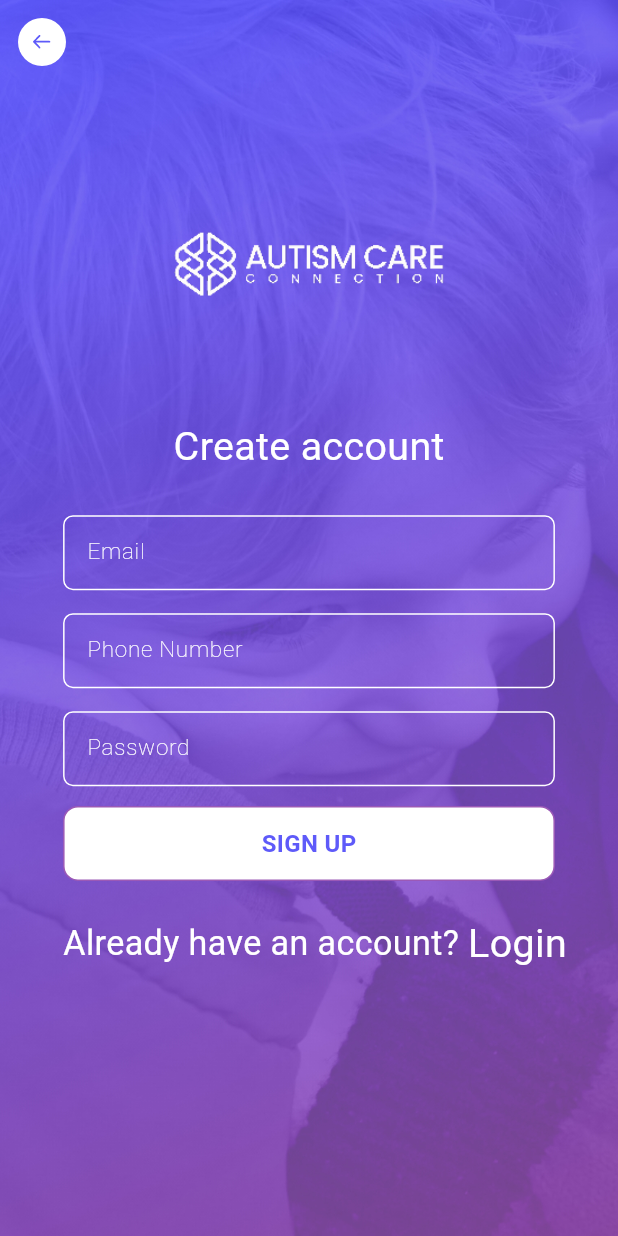
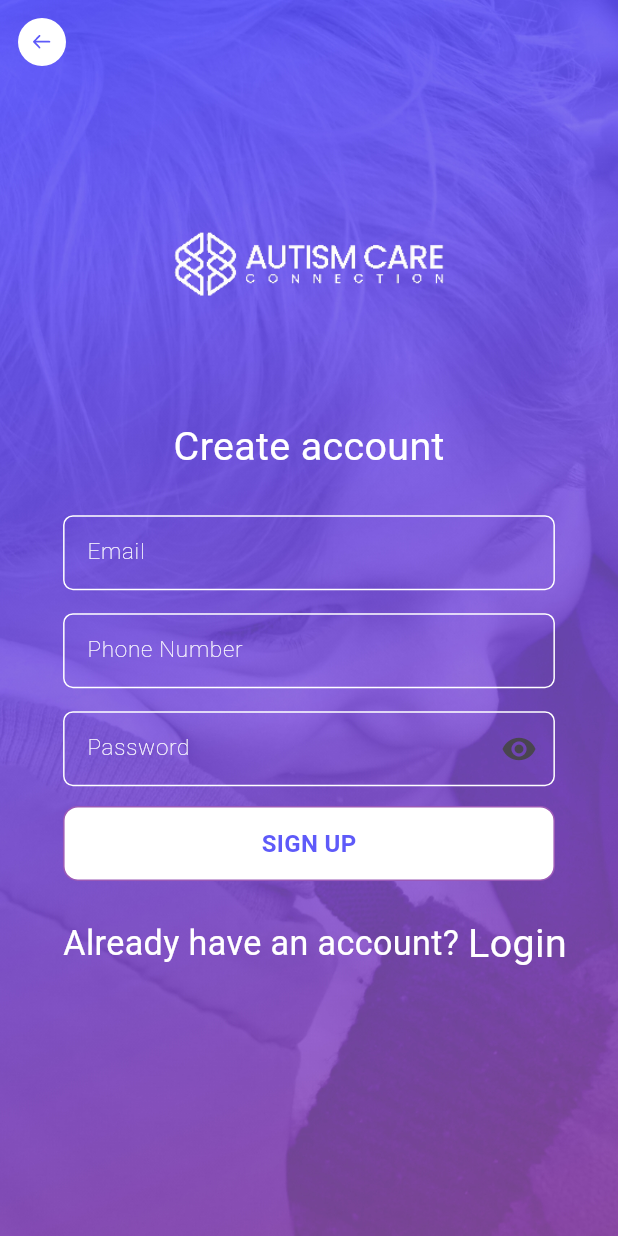
Before and after one commit to Waqar3030/austism, a Flutter app: the screen it shows after launch, after a tap on "SignUp", on a phone screen of 412 x 824 dp. Run offline on Flutter 3.47's test engine with Material 3 defaults, Android fonts, the phone set to English and light mode, and no system bars; our stand-ins replace firebase_auth, firebase_core, flutter_screenutil, fluttertoast, get, image_picker and 2 more; accounts and stored records are empty.

Commit message:
code updated

```diff
--- a/lib/screens/Auth/login.dart
+++ b/lib/screens/Auth/login.dart
@@ -19,6 +19,7 @@ class LoginScreen extends StatefulWidget {
 class _LoginScreenState extends State<LoginScreen> {
   final emailController = TextEditingController();
   final passController = TextEditingController();
+  bool _isObscure = true;
 
   final _controller = Get.put(AuthController());
   @override
@@ -83,7 +84,16 @@ class _LoginScreenState extends State<LoginScreen> {
                     underlineColor: Colors.white,
                     hintColor: Colors.white,
                     widthh: 0.9.sw,
-                    isPassword: false,
+                    isPassword: _isObscure,
+                    suffixicon: IconButton(
+                        onPressed: () {
+                          setState(() {
+                            _isObscure = !_isObscure;
+                          });
+                        },
+                        icon: Icon(_isObscure
+                            ? Icons.visibility
+                            : Icons.visibility_off)),
                   ),
                   SizedBox(
                     height: 10.h,
--- a/lib/screens/Auth/otp1.dart
+++ b/lib/screens/Auth/otp1.dart
@@ -11,7 +11,7 @@ import 'package:fluttertoast/fluttertoast.dart';
 import 'package:firebase_auth/firebase_auth.dart';
 
 class OTPScreen1 extends StatefulWidget {
-  final String verificationId; // Receive verification ID from AuthController
+  final String verificationId;
   const OTPScreen1({super.key, required this.verificationId});
 
   @override
--- a/lib/screens/Auth/signup.dart
+++ b/lib/screens/Auth/signup.dart
@@ -21,6 +21,7 @@ class _SignupScreenState extends State<SignupScreen> {
   final emailController = TextEditingController();
   final passController = TextEditingController();
   final phoneNumberController = TextEditingController();
+  bool _obscure = true;
 
   @override
   Widget build(BuildContext context) {
@@ -108,7 +109,16 @@ class _SignupScreenState extends State<SignupScreen> {
                     underlineColor: Colors.white,
                     hintColor: Colors.white,
                     widthh: 0.9.sw,
-                    isPassword: true,
+                    isPassword: _obscure,
+                    suffixicon: IconButton(
+                        onPressed: () {
+                          setState(() {
+                            _obscure = !_obscure;
+                          });
+                        },
+                        icon: Icon(_obscure
+                            ? Icons.visibility
+                            : Icons.visibility_off)),
                   ),
                   SizedBox(
                     height: 15.h,
--- a/lib/widgets/textfield.dart
+++ b/lib/widgets/textfield.dart
@@ -9,6 +9,7 @@ class AuthTextField extends StatelessWidget {
   final hintColor;
   final underlineColor;
   final controller;
+  final suffixicon;
 
   const AuthTextField({
     Key? key,
@@ -18,6 +19,7 @@ class AuthTextField extends StatelessWidget {
     required this.widthh,
     required this.isPassword,
     this.controller,
+    this.suffixicon,
   }) : super(key: key);
 
   @override
@@ -38,16 +40,17 @@ class AuthTextField extends StatelessWidget {
             fontSize: 15,
             fontWeight: FontWeight.w200,
           ),
+          suffixIcon: suffixicon,
           border: OutlineInputBorder(
-              borderSide: BorderSide(color: Colors.white, width: 1),
+              borderSide: const BorderSide(color: Colors.white, width: 1),
               borderRadius: BorderRadius.circular(10.r)),
           enabledBorder: OutlineInputBorder(
-              borderSide: BorderSide(
+              borderSide: const BorderSide(
                 color: Colors.white,
               ),
               borderRadius: BorderRadius.circular(10.r)),
           focusedBorder: OutlineInputBorder(
-              borderSide: BorderSide(
+              borderSide: const BorderSide(
                 color: Colors.white,
               ),
               borderRadius: BorderRadius.circular(10.r)),
```
